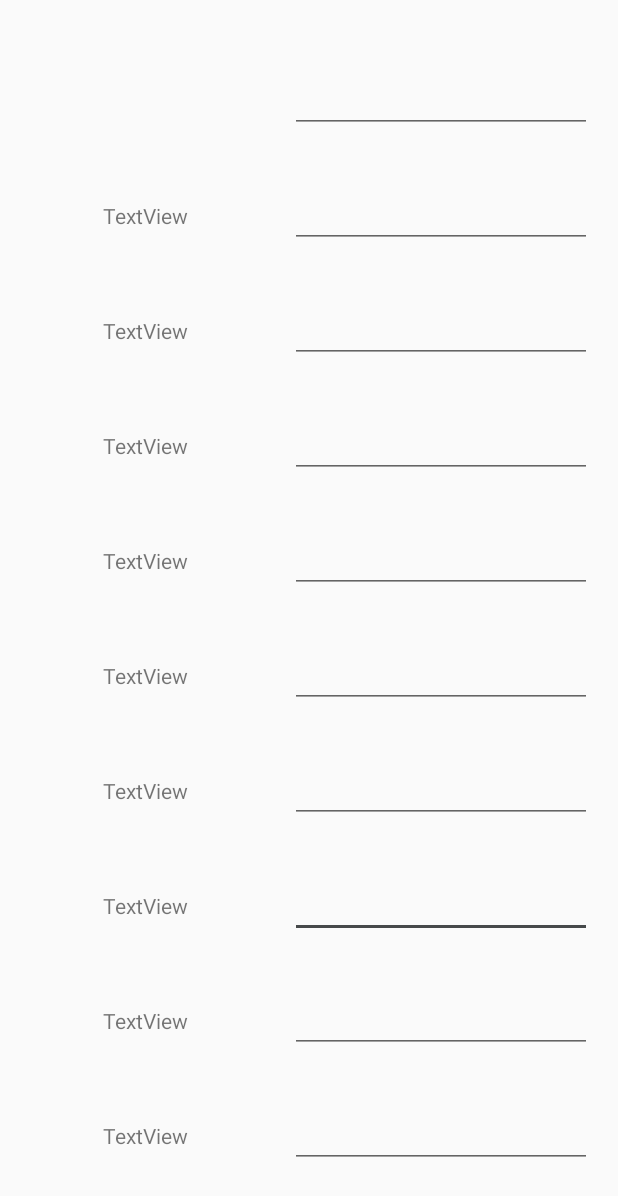
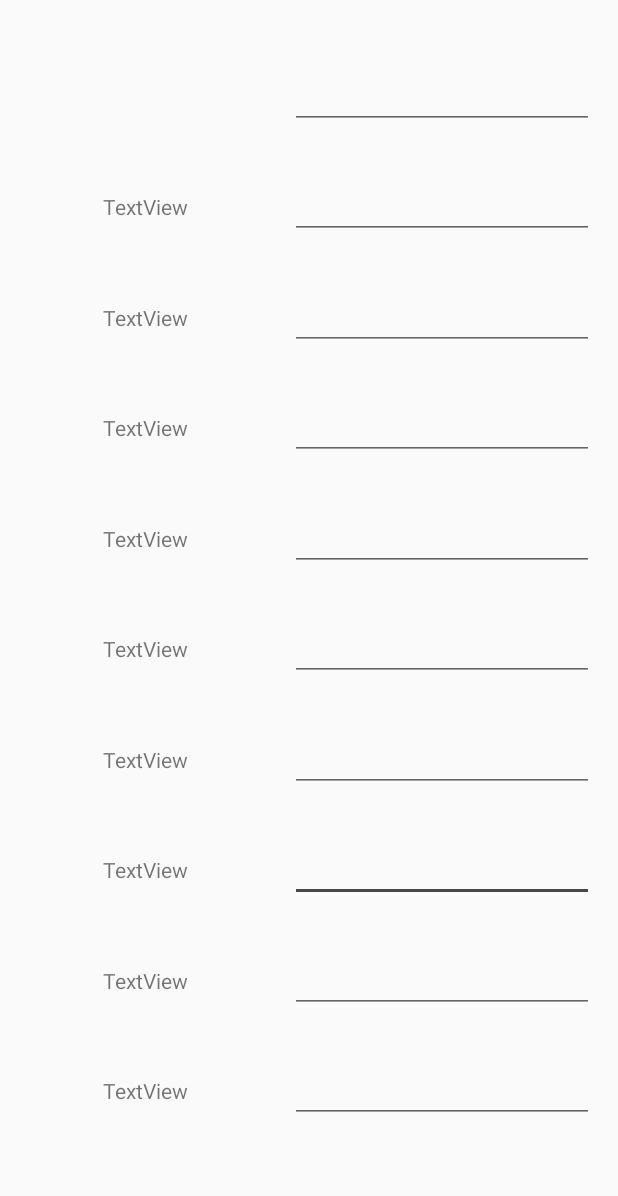
Before and after one commit to guet1024/GUET-Schedule-Open, an Android app: the layout activity_change_hours.xml on its own in the app's theme, with its tools: preview values and no code run, on a phone screen of 412 x 824 dp. Shown: the top 1196 px of the screen. Run offline under Robolectric (Android 15) with nearby library versions, the phone set to English and light mode, and no system bars.

```diff
--- a/app/src/main/java/com/telephone/coursetable/ChangeHours.java
+++ b/app/src/main/java/com/telephone/coursetable/ChangeHours.java
@@ -19,6 +19,8 @@ import android.widget.EditText;
 import android.widget.TextView;
 import android.widget.Toast;
 
+import com.google.android.material.snackbar.BaseTransientBottomBar;
+import com.google.android.material.snackbar.Snackbar;
 import com.telephone.coursetable.Gson.Hours;
 
 import java.util.ArrayList;
@@ -30,6 +32,7 @@ public class ChangeHours extends AppCompatActivity {
     private int[] etids;
     private SharedPreferences sharedPreferences;
     private SharedPreferences.Editor editor;
+    private View snack_view;
 
     public int islogical(String jiaoyan, EditText editText,String jiaoyan1,EditText editText1) {
         int index = 0;
@@ -179,6 +182,8 @@ public class ChangeHours extends AppCompatActivity {
         sharedPreferences = getSharedPreferences(getResources().getString(R.string.hours_preference_file_name),MODE_PRIVATE);
         editor = sharedPreferences.edit();
 
+        snack_view = (TextView)findViewById(R.id.textView10);
+
         List<String> starttime=new ArrayList<String>();
         List<String> endtime=new ArrayList<String>();
         List<String> des=new ArrayList<String>();
@@ -205,6 +210,9 @@ public class ChangeHours extends AppCompatActivity {
     public boolean onOptionsItemSelected(@NonNull MenuItem item) {
         switch (item.getItemId()) {
             case R.id.menu1:
+                ((EditText)findViewById(etids[0])).requestFocus();
+                ((EditText)findViewById(etids[0])).setEnabled(false);
+                ((EditText)findViewById(etids[0])).setEnabled(true);
                 List<String> starttime=new ArrayList<String>();
                 List<String> endtime=new ArrayList<String>();
                 List<String> des=new ArrayList<String>();
@@ -226,13 +234,15 @@ public class ChangeHours extends AppCompatActivity {
                 for(int e:etids){
                     ((EditText)findViewById(e)).setError(null);
                 }
-                Toast.makeText(ChangeHours.this,"已恢复默认值",Toast.LENGTH_SHORT).show();
+                Snackbar.make(snack_view, "已恢复默认值", BaseTransientBottomBar.LENGTH_SHORT).show();
                 break;
             case R.id.menu2:
+                ((EditText)findViewById(etids[0])).requestFocus();
+                ((EditText)findViewById(etids[0])).setEnabled(false);
+                ((EditText)findViewById(etids[0])).setEnabled(true);
                 final int re = jianyan(etids); //进行数据校验
                 if(re==0){
-                        Toast toast =  Toast.makeText(ChangeHours.this,"数据出错，不能保存！",Toast.LENGTH_LONG);
-                        toast.show();
+                    Snackbar.make(snack_view, "数据出错，不能保存！", BaseTransientBottomBar.LENGTH_LONG).show();
                     break;
                 }
                 final AlertDialog.Builder alertDialog = new AlertDialog.Builder(ChangeHours.this);
@@ -329,8 +339,7 @@ public class ChangeHours extends AppCompatActivity {
                             j++;
                         }
                         editor.apply();
-                            Toast toast =  Toast.makeText(ChangeHours.this,"保存成功！",Toast.LENGTH_LONG);
-                            toast.show();
+                        Snackbar.make(snack_view, "保存成功！", BaseTransientBottomBar.LENGTH_LONG).show();
                     }
                     //保存操作
                 });
@@ -345,4 +354,9 @@ public class ChangeHours extends AppCompatActivity {
         return super.onOptionsItemSelected(item);
     }
 
+    @Override
+    public void onBackPressed() {
+        Intent intent = new Intent(this, MainActivity.class);
+        startActivity(intent);
     }
+}
--- a/app/src/main/java/com/telephone/coursetable/MainActivity.java
+++ b/app/src/main/java/com/telephone/coursetable/MainActivity.java
@@ -490,4 +490,11 @@ public class MainActivity extends AppCompatActivity {
         }).start();
     }
 
+    public void setTime(View view){
+        if (!pickerPanel.isShown()){
+            Intent intent = new Intent(this, ChangeHours.class);
+            startActivity(intent);
+        }
+    }
+
 }
--- a/app/src/main/res/layout/activity_change_hours.xml
+++ b/app/src/main/res/layout/activity_change_hours.xml
@@ -8,194 +8,194 @@
 
     <TextView
         android:id="@+id/textView8"
-        android:layout_width="0dp"
-        android:layout_height="0dp"
+        android:layout_width="wrap_content"
+        android:layout_height="wrap_content"
         android:text="TextView"
+        app:layout_constrainedHeight="true"
+        app:layout_constrainedWidth="true"
         app:layout_constraintBottom_toTopOf="@id/textView9"
         app:layout_constraintEnd_toStartOf="@id/guideline11"
-        app:layout_constraintHeight_default="wrap"
         app:layout_constraintStart_toStartOf="parent"
-        app:layout_constraintTop_toBottomOf="@+id/textView7"
-        app:layout_constraintWidth_default="wrap" />
+        app:layout_constraintTop_toBottomOf="@+id/textView7" />
 
     <TextView
         android:id="@+id/textView5"
-        android:layout_width="0dp"
-        android:layout_height="0dp"
+        android:layout_width="wrap_content"
+        android:layout_height="wrap_content"
         android:text="TextView"
+        app:layout_constrainedHeight="true"
+        app:layout_constrainedWidth="true"
         app:layout_constraintBottom_toTopOf="@+id/textView6"
         app:layout_constraintEnd_toStartOf="@id/guideline11"
-        app:layout_constraintHeight_default="wrap"
         app:layout_constraintStart_toStartOf="parent"
-        app:layout_constraintTop_toBottomOf="@+id/textView4"
-        app:layout_constraintWidth_default="wrap" />
+        app:layout_constraintTop_toBottomOf="@+id/textView4" />
 
     <TextView
         android:id="@+id/textView6"
-        android:layout_width="0dp"
-        android:layout_height="0dp"
+        android:layout_width="wrap_content"
+        android:layout_height="wrap_content"
         android:text="TextView"
+        app:layout_constrainedHeight="true"
+        app:layout_constrainedWidth="true"
         app:layout_constraintBottom_toTopOf="@+id/textView7"
         app:layout_constraintEnd_toStartOf="@id/guideline11"
-        app:layout_constraintHeight_default="wrap"
         app:layout_constraintStart_toStartOf="parent"
-        app:layout_constraintTop_toBottomOf="@+id/textView5"
-        app:layout_constraintWidth_default="wrap" />
+        app:layout_constraintTop_toBottomOf="@+id/textView5" />
 
     <TextView
         android:id="@+id/textView7"
-        android:layout_width="0dp"
-        android:layout_height="0dp"
+        android:layout_width="wrap_content"
+        android:layout_height="wrap_content"
         android:text="TextView"
+        app:layout_constrainedHeight="true"
+        app:layout_constrainedWidth="true"
         app:layout_constraintBottom_toTopOf="@+id/textView8"
         app:layout_constraintEnd_toStartOf="@id/guideline11"
-        app:layout_constraintHeight_default="wrap"
         app:layout_constraintStart_toStartOf="parent"
-        app:layout_constraintTop_toBottomOf="@+id/textView6"
-        app:layout_constraintWidth_default="wrap" />
+        app:layout_constraintTop_toBottomOf="@+id/textView6" />
 
     <TextView
         android:id="@+id/textView4"
-        android:layout_width="0dp"
-        android:layout_height="0dp"
+        android:layout_width="wrap_content"
+        android:layout_height="wrap_content"
         android:text="TextView"
+        app:layout_constrainedHeight="true"
+        app:layout_constrainedWidth="true"
         app:layout_constraintBottom_toTopOf="@+id/textView5"
         app:layout_constraintEnd_toStartOf="@id/guideline11"
-        app:layout_constraintHeight_default="wrap"
         app:layout_constraintStart_toStartOf="parent"
-        app:layout_constraintTop_toBottomOf="@+id/textView3"
-        app:layout_constraintWidth_default="wrap" />
+        app:layout_constraintTop_toBottomOf="@+id/textView3" />
 
     <TextView
         android:id="@+id/textView1"
-        android:layout_width="0dp"
-        android:layout_height="0dp"
+        android:layout_width="wrap_content"
+        android:layout_height="wrap_content"
+        app:layout_constrainedHeight="true"
+        app:layout_constrainedWidth="true"
         app:layout_constraintBottom_toTopOf="@+id/textView2"
         app:layout_constraintEnd_toStartOf="@id/guideline11"
-        app:layout_constraintHeight_default="wrap"
         app:layout_constraintStart_toStartOf="parent"
-        app:layout_constraintTop_toTopOf="@+id/guideline12"
-        app:layout_constraintWidth_default="wrap" />
+        app:layout_constraintTop_toTopOf="@+id/guideline12" />
 
     <TextView
         android:id="@+id/textView3"
-        android:layout_width="0dp"
-        android:layout_height="0dp"
+        android:layout_width="wrap_content"
+        android:layout_height="wrap_content"
         android:text="TextView"
+        app:layout_constrainedHeight="true"
+        app:layout_constrainedWidth="true"
         app:layout_constraintBottom_toTopOf="@+id/textView4"
         app:layout_constraintEnd_toStartOf="@id/guideline11"
-        app:layout_constraintHeight_default="wrap"
         app:layout_constraintHorizontal_bias="0.502"
         app:layout_constraintStart_toStartOf="parent"
-        app:layout_constraintTop_toBottomOf="@+id/textView2"
-        app:layout_constraintWidth_default="wrap" />
+        app:layout_constraintTop_toBottomOf="@+id/textView2" />
 
     <TextView
         android:id="@+id/textView2"
-        android:layout_width="0dp"
-        android:layout_height="0dp"
+        android:layout_width="wrap_content"
+        android:layout_height="wrap_content"
         android:text="TextView"
+        app:layout_constrainedHeight="true"
+        app:layout_constrainedWidth="true"
         app:layout_constraintBottom_toTopOf="@+id/textView3"
         app:layout_constraintEnd_toStartOf="@id/guideline11"
-        app:layout_constraintHeight_default="wrap"
         app:layout_constraintStart_toStartOf="parent"
-        app:layout_constraintTop_toBottomOf="@+id/textView1"
-        app:layout_constraintWidth_default="wrap" />
+        app:layout_constraintTop_toBottomOf="@+id/textView1" />
 
     <EditText
         android:id="@+id/editTextTime7"
         android:layout_width="0dp"
-        android:layout_height="0dp"
+        android:layout_height="wrap_content"
         android:ems="10"
         android:inputType="time"
         android:maxLength="5"
+        app:layout_constrainedHeight="true"
         app:layout_constraintBaseline_toBaselineOf="@+id/textView8"
         app:layout_constraintEnd_toStartOf="@id/guideline13"
-        app:layout_constraintHeight_default="wrap"
         app:layout_constraintStart_toEndOf="@id/guideline11" />
 
     <EditText
         android:id="@+id/editTextTime4"
         android:layout_width="0dp"
-        android:layout_height="0dp"
+        android:layout_height="wrap_content"
         android:ems="10"
         android:inputType="time"
         android:maxLength="5"
+        app:layout_constrainedHeight="true"
         app:layout_constraintBaseline_toBaselineOf="@+id/textView5"
         app:layout_constraintEnd_toStartOf="@id/guideline13"
-        app:layout_constraintHeight_default="wrap"
         app:layout_constraintStart_toEndOf="@id/guideline11" />
 
     <EditText
         android:id="@+id/editTextTime5"
         android:layout_width="0dp"
-        android:layout_height="0dp"
+        android:layout_height="wrap_content"
         android:ems="10"
         android:inputType="time"
         android:maxLength="5"
+        app:layout_constrainedHeight="true"
         app:layout_constraintBaseline_toBaselineOf="@+id/textView6"
         app:layout_constraintEnd_toStartOf="@id/guideline13"
-        app:layout_constraintHeight_default="wrap"
         app:layout_constraintStart_toEndOf="@id/guideline11" />
 
     <EditText
         android:id="@+id/editTextTime6"
         android:layout_width="0dp"
-        android:layout_height="0dp"
+        android:layout_height="wrap_content"
         android:ems="10"
         android:inputType="time"
         android:maxLength="5"
+        app:layout_constrainedHeight="true"
         app:layout_constraintBaseline_toBaselineOf="@+id/textView7"
         app:layout_constraintEnd_toStartOf="@id/guideline13"
-        app:layout_constraintHeight_default="wrap"
         app:layout_constraintStart_toEndOf="@id/guideline11" />
 
     <EditText
         android:id="@+id/editTextTime3"
         android:layout_width="0dp"
-        android:layout_height="0dp"
+        android:layout_height="wrap_content"
         android:ems="10"
         android:inputType="time"
         android:maxLength="5"
+        app:layout_constrainedHeight="true"
         app:layout_constraintBaseline_toBaselineOf="@+id/textView4"
         app:layout_constraintEnd_toStartOf="@id/guideline13"
-        app:layout_constraintHeight_default="wrap"
         app:layout_constraintStart_toEndOf="@id/guideline11" />
 
     <EditText
         android:id="@+id/editTextTime10"
         android:layout_width="0dp"
-        android:layout_height="0dp"
+        android:layout_height="wrap_content"
         android:ems="10"
         android:inputType="time"
         android:maxLength="5"
+        app:layout_constrainedHeight="true"
         app:layout_constraintBaseline_toBaselineOf="@+id/textView2"
         app:layout_constraintEnd_toStartOf="@id/guideline13"
-        app:layout_constraintHeight_default="wrap"
         app:layout_constraintStart_toEndOf="@id/guideline11" />
 
     <EditText
         android:id="@+id/editTextTime"
         android:layout_width="0dp"
-        android:layout_height="0dp"
+        android:layout_height="wrap_content"
         android:ems="10"
         android:inputType="time"
         android:maxLength="5"
+        app:layout_constrainedHeight="true"
         app:layout_constraintBaseline_toBaselineOf="@+id/textView1"
         app:layout_constraintEnd_toStartOf="@id/guideline13"
-        app:layout_constraintHeight_default="wrap"
         app:layout_constraintStart_toEndOf="@id/guideline11" />
 
     <EditText
         android:id="@+id/editTextTime2"
         android:layout_width="0dp"
-        android:layout_height="0dp"
+        android:layout_height="wrap_content"
         android:ems="10"
         android:inputType="time"
         android:maxLength="5"
+        app:layout_constrainedHeight="true"
         app:layout_constraintBaseline_toBaselineOf="@+id/textView3"
         app:layout_constraintEnd_toStartOf="@id/guideline13"
-        app:layout_constraintHeight_default="wrap"
         app:layout_constraintStart_toEndOf="@id/guideline11" />
 
     <androidx.constraintlayout.widget.Guideline
@@ -203,7 +203,7 @@
         android:layout_width="wrap_content"
         android:layout_height="wrap_content"
         android:orientation="horizontal"
-        app:layout_constraintGuide_percent="1.0" />
+        app:layout_constraintGuide_percent="0.96" />
 
     <androidx.constraintlayout.widget.Guideline
         android:id="@+id/guideline11"
@@ -217,55 +217,55 @@
         android:layout_width="wrap_content"
         android:layout_height="wrap_content"
         android:orientation="vertical"
-        app:layout_constraintGuide_begin="395dp" />
+        app:layout_constraintGuide_percent="0.96107054" />
 
     <TextView
         android:id="@+id/textView10"
-        android:layout_width="0dp"
-        android:layout_height="0dp"
+        android:layout_width="wrap_content"
+        android:layout_height="wrap_content"
         android:text="TextView"
+        app:layout_constrainedHeight="true"
+        app:layout_constrainedWidth="true"
         app:layout_constraintBottom_toTopOf="@+id/guideline10"
         app:layout_constraintEnd_toStartOf="@+id/guideline11"
-        app:layout_constraintHeight_default="wrap"
         app:layout_constraintStart_toStartOf="parent"
-        app:layout_constraintTop_toBottomOf="@+id/textView9"
-        app:layout_constraintWidth_default="wrap" />
+        app:layout_constraintTop_toBottomOf="@+id/textView9" />
 
     <TextView
         android:id="@+id/textView9"
-        android:layout_width="0dp"
-        android:layout_height="0dp"
+        android:layout_width="wrap_content"
+        android:layout_height="wrap_content"
         android:text="TextView"
+        app:layout_constrainedHeight="true"
+        app:layout_constrainedWidth="true"
         app:layout_constraintBottom_toTopOf="@+id/textView10"
         app:layout_constraintEnd_toStartOf="@+id/guideline11"
-        app:layout_constraintHeight_default="wrap"
         app:layout_constraintStart_toStartOf="parent"
-        app:layout_constraintTop_toBottomOf="@+id/textView8"
-        app:layout_constraintWidth_default="wrap" />
+        app:layout_constraintTop_toBottomOf="@+id/textView8" />
 
     <EditText
         android:id="@+id/editTextTime8"
         android:layout_width="0dp"
-        android:layout_height="0dp"
+        android:layout_height="wrap_content"
         android:ems="10"
         android:inputType="time"
         android:maxLength="5"
+        app:layout_constrainedHeight="true"
         app:layout_constraintBaseline_toBaselineOf="@+id/textView9"
         app:layout_constraintEnd_toStartOf="@+id/guideline13"
-        app:layout_constraintHeight_default="wrap"
         app:layout_constraintStart_toStartOf="@+id/guideline11"
         app:layout_constraintWidth_default="spread" />
 
     <EditText
         android:id="@+id/editTextTime9"
         android:layout_width="0dp"
-        android:layout_height="0dp"
+        android:layout_height="wrap_content"
         android:ems="10"
         android:inputType="time"
         android:maxLength="5"
+        app:layout_constrainedHeight="true"
         app:layout_constraintBaseline_toBaselineOf="@+id/textView10"
         app:layout_constraintEnd_toStartOf="@+id/guideline13"
-        app:layout_constraintHeight_default="wrap"
         app:layout_constraintStart_toStartOf="@+id/guideline11"
         app:layout_constraintWidth_default="spread" />
 
@@ -276,11 +276,4 @@
         android:orientation="horizontal"
         app:layout_constraintGuide_percent="0.0" />
 
-    <androidx.constraintlayout.widget.Guideline
-        android:id="@+id/guideline14"
-        android:layout_width="wrap_content"
-        android:layout_height="wrap_content"
-        android:orientation="vertical"
-        app:layout_constraintGuide_percent="0.1" />
-
 </androidx.constraintlayout.widget.ConstraintLayout>
--- a/app/src/main/res/layout/activity_main.xml
+++ b/app/src/main/res/layout/activity_main.xml
@@ -12,6 +12,7 @@
         android:layout_height="0dp"
         android:layout_marginTop="2dp"
         android:gravity="center"
+        android:onClick="setTime"
         android:text="@string/time5_title"
         android:textAlignment="center"
         android:textSize="12sp"
@@ -137,6 +138,7 @@
         android:layout_height="0dp"
         android:layout_marginTop="2dp"
         android:gravity="center"
+        android:onClick="setTime"
         android:text="@string/time4_title"
         android:textAlignment="center"
         android:textSize="12sp"
@@ -262,6 +264,7 @@
         android:layout_height="0dp"
         android:layout_marginTop="2dp"
         android:gravity="center"
+        android:onClick="setTime"
         android:text="@string/time3_title"
         android:textAlignment="center"
         android:textSize="12sp"
@@ -387,6 +390,7 @@
         android:layout_height="0dp"
         android:layout_marginTop="2dp"
         android:gravity="center"
+        android:onClick="setTime"
         android:text="@string/time2_title"
         android:textAlignment="center"
         android:textSize="12sp"
@@ -512,6 +516,7 @@
         android:layout_height="0dp"
         android:layout_marginTop="2dp"
         android:gravity="center"
+        android:onClick="setTime"
         android:text="@string/time1_title"
         android:textAlignment="center"
         android:textSize="12sp"
```
Also changed, not shown: app/src/main/AndroidManifest.xml (+11 -9 lines). Lines whose indentation alone changed are shown as unchanged.
